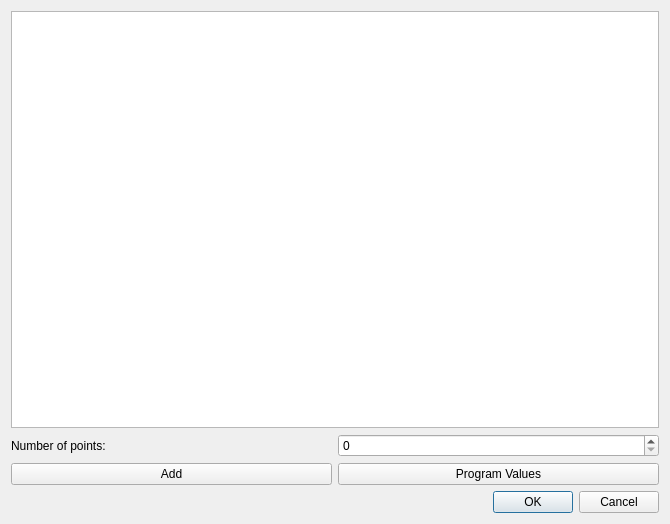
shreyaspotnis/rampage, file ui/Ramp1DScan.ui: the form before one commit.
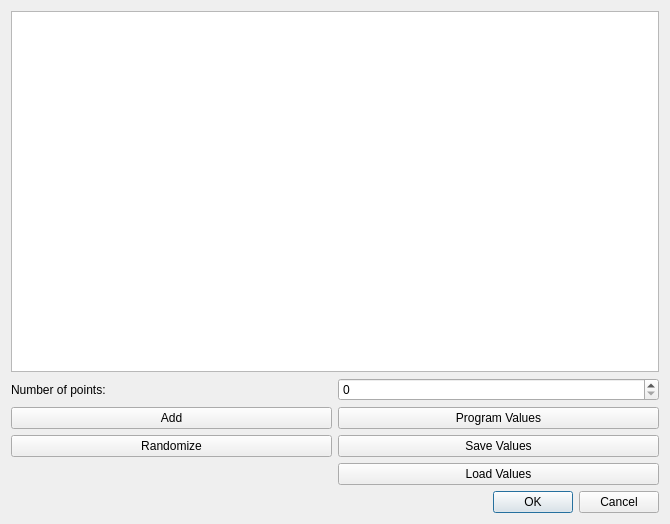
The form after the commit.

Commit message: Ramp Queuer is now a standalone

Patch:
```diff
--- a/ui/Ramp1DScan.ui
+++ b/ui/Ramp1DScan.ui
@@ -23,6 +23,20 @@
        </property>
       </widget>
      </item>
+     <item row="3" column="1">
+      <widget class="QPushButton" name="pushSave">
+       <property name="text">
+        <string>Save Values</string>
+       </property>
+      </widget>
+     </item>
+     <item row="3" column="0">
+      <widget class="QPushButton" name="pushRandomize">
+       <property name="text">
+        <string>Randomize</string>
+       </property>
+      </widget>
+     </item>
      <item row="1" column="1">
       <widget class="QSpinBox" name="spinNumPoints"/>
      </item>
@@ -43,6 +57,16 @@
        </property>
       </widget>
      </item>
+     <item row="0" column="0" colspan="2">
+      <widget class="QTableWidget" name="tableScanPoints"/>
+     </item>
+     <item row="4" column="1">
+      <widget class="QPushButton" name="pushButton">
+       <property name="text">
+        <string>Load Values</string>
+       </property>
+      </widget>
+     </item>
     </layout>
    </item>
    <item row="1" column="0">
```
Left out of the diff: 74 changed lines with no effect on the pictures. The commit also changes 1 other file.
